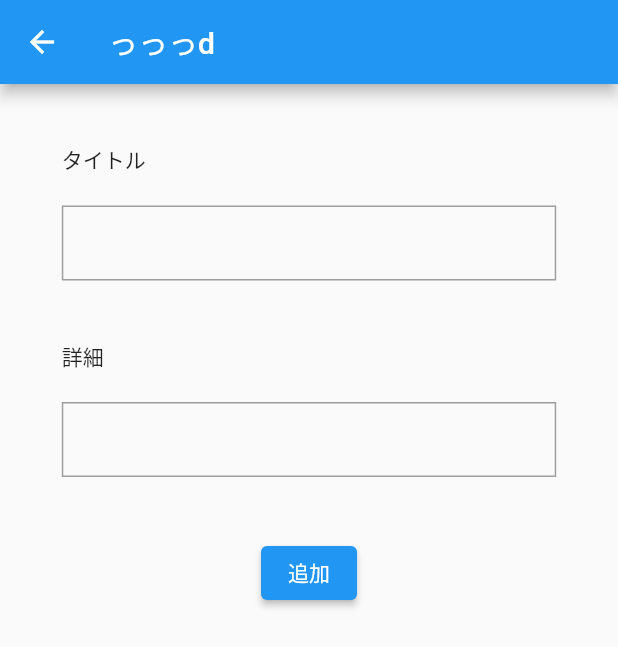
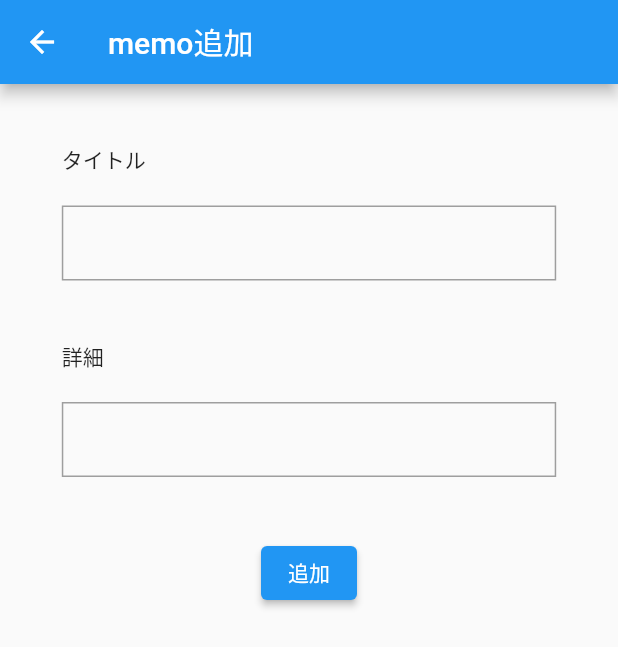
Before and after one commit to shusuke919/fletter_memo, a Flutter app: the screen it shows after launch, after a tap on the "add" icon, on a phone screen of 412 x 824 dp. Shown: the top 647 px of the screen. Run offline on Flutter 3.47's test engine with Material 2 defaults, Android fonts, the phone set to English and light mode, and no system bars; our stand-ins replace cloud_firestore, firebase_core; accounts and stored records are empty.

Commit message:
CRUD処理の作成

```diff
--- a/lib/model/memo.dart
+++ b/lib/model/memo.dart
@@ -1,6 +1,7 @@
 import 'package:cloud_firestore/cloud_firestore.dart';
 
 class Memo {
+  String id;
   String title;
   String detail;
   Timestamp createdDate;
@@ -9,6 +10,7 @@ class Memo {
 
   Memo({
     //required必須項目
+    required this.id,
     required this.title,
     required this.detail,
     required this.createdDate,
--- a/lib/pages/add_memo_page.dart
+++ b/lib/pages/add_edit_memo_page.dart
@@ -1,14 +1,18 @@
 import 'package:cloud_firestore/cloud_firestore.dart';
+import 'package:fletter_memo/model/memo.dart';
 import 'package:flutter/material.dart';
 
-class AddMemoPage extends StatefulWidget {
-  const AddMemoPage({Key? key}) : super(key: key);
+class AddEditMemoPage extends StatefulWidget {
+  //currentMemo変数に編集情報収集を入れる
+  // Xx？→なくても良い　？Xx→なければ〜
+  final Memo? currentMemo;
+  const AddEditMemoPage({Key? key, this.currentMemo}) : super(key: key);
 
   @override
-  State<AddMemoPage> createState() => _AddMemoPageState();
+  State<AddEditMemoPage> createState() => _AddEditMemoPageState();
 }
 
-class _AddMemoPageState extends State<AddMemoPage> {
+class _AddEditMemoPageState extends State<AddEditMemoPage> {
   TextEditingController titleController = TextEditingController();
   TextEditingController detailController = TextEditingController();
 
@@ -22,11 +26,35 @@ class _AddMemoPageState extends State<AddMemoPage> {
     });
   }
 
+  //更新機能
+  Future<void> updateMemo() async{
+    final doc = FirebaseFirestore.instance.collection('memo').doc(widget.currentMemo!.id);
+     await doc.update({
+      'title' : titleController.text,
+      'detail' : detailController.text,
+      'updatedDate' : Timestamp.now()
+    });
+
+  }
+
+
+  //編集画面
+  @override
+  void initState() {
+    super.initState();
+    if(widget.currentMemo != null) {
+      titleController.text = widget.currentMemo!.title;
+      detailController.text = widget.currentMemo!.detail;
+    }
+  }
+
+
   @override
   Widget build(BuildContext context) {
     return Scaffold(
       appBar: AppBar(
-        title: const Text('っっっd'),
+        // 三項演算子
+        title: Text(widget.currentMemo == null ? 'memo追加' : 'メモ編集'),
       ),
       body: Center(
         child: Column(
@@ -70,11 +98,15 @@ class _AddMemoPageState extends State<AddMemoPage> {
                 child: ElevatedButton(
                   onPressed: () async{
                     //メモを処理する記述を作成
-                    await createMemo();
+                    if(widget.currentMemo == null){
+                      await createMemo();
+                    }else{
+                      await updateMemo();
+                    }
                     //一番上のレイヤーを取り除く
                     Navigator.pop(context);
                   },
-                  child: const Text('追加'),
+                  child: Text(widget.currentMemo == null ? '追加' : '更新'),
                 ))
           ],
         ),
--- a/lib/pages/top_page.dart
+++ b/lib/pages/top_page.dart
@@ -1,6 +1,6 @@
 import 'package:cloud_firestore/cloud_firestore.dart';
 import 'package:fletter_memo/model/memo.dart';
-import 'package:fletter_memo/pages/add_memo_page.dart';
+import 'package:fletter_memo/pages/add_edit_memo_page.dart';
 import 'package:fletter_memo/pages/memo_detail_page.dart';
 
 import 'package:flutter/material.dart';
@@ -18,6 +18,12 @@ class TopPage extends StatefulWidget {
 class _TopPageState extends State<TopPage> {
  final memoCollection = FirebaseFirestore.instance.collection('memo');
 
+// 削除機能
+ Future<void> deleteMemo(String id) async{
+   final doc = FirebaseFirestore.instance.collection('memo').doc(id);
+   await doc.delete();
+ }
+
 
 
   @override
@@ -28,7 +34,8 @@ class _TopPageState extends State<TopPage> {
         title: const Text('筋トレメモkk'),
       ),
       body: StreamBuilder<QuerySnapshot>(
-        stream: memoCollection.snapshots(),
+        //　並び替え：where→何かと一致するもの
+        stream: memoCollection.orderBy('createdDate' , descending: true).snapshots(),
         builder: (context, snapshot) {
           if(snapshot.connectionState == ConnectionState.waiting){
     return const CircularProgressIndicator();
@@ -45,6 +52,7 @@ class _TopPageState extends State<TopPage> {
                 Map<String, dynamic> data = docs[index].data() as Map<String, dynamic>;
 
                 final Memo fetchMemo = Memo(
+                  id: docs[index].id,
                     title: data['title'],
                     detail: data['detail'],
                     createdDate: data['createdDate'],
@@ -59,18 +67,25 @@ class _TopPageState extends State<TopPage> {
                            return SafeArea(
                              child: Column(
                                mainAxisSize: MainAxisSize.min,
-                               children: const [
+                               children: [
                                  ListTile(
                                    onTap: (){
-
+                                     // 表示を1回だけ出すようにする
+                                     Navigator.pop(context);
+                                     Navigator.push(context, MaterialPageRoute(
+                                         builder: (context) => AddEditMemoPage(currentMemo: fetchMemo,)));
                                    },
                                    leading: Icon(Icons.edit),
                                    title: Text('編集'),
                                  ),
                                  ListTile(
-                                   onTap: {
+                                   onTap: () async{
 
+
+                                     await deleteMemo(fetchMemo.id);
+                                     Navigator.pop(context);
                                    },
+
                                    leading: Icon(Icons.delete),
                                    title: Text('削除'),
                                  ),
@@ -94,7 +109,7 @@ class _TopPageState extends State<TopPage> {
       ),
       floatingActionButton: FloatingActionButton(
         onPressed: () {
-          Navigator.push(context, MaterialPageRoute(builder: (context) => AddMemoPage()));
+          Navigator.push(context, MaterialPageRoute(builder: (context) => AddEditMemoPage()));
         },
         tooltip: 'Increment',
         child: const Icon(Icons.add),
```
